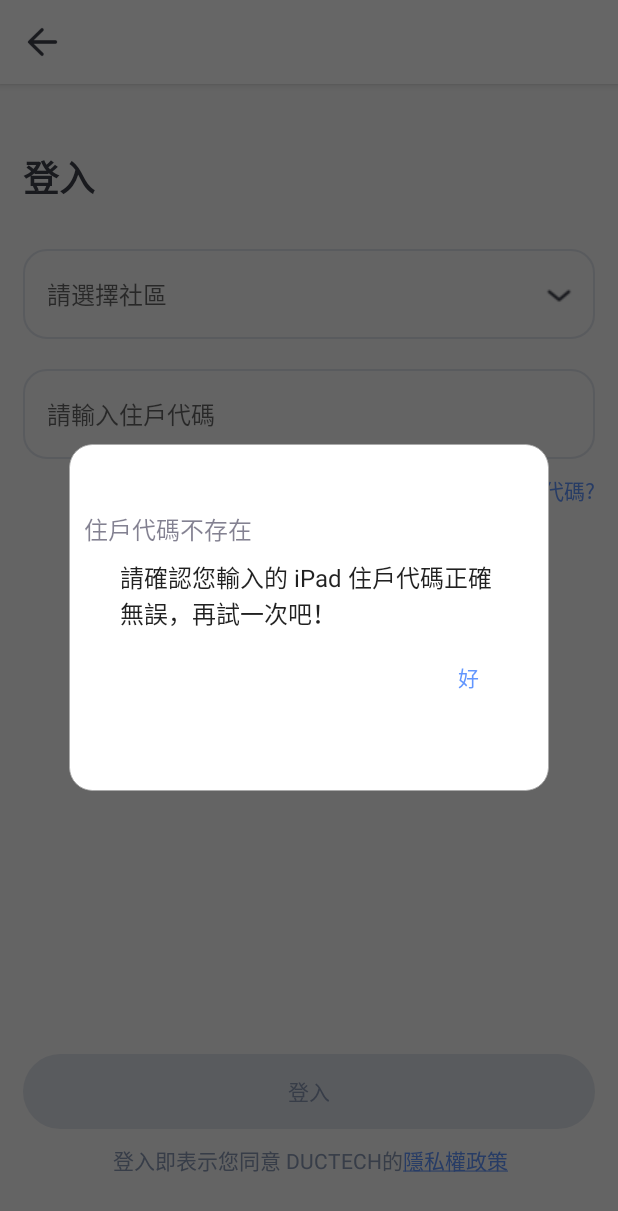
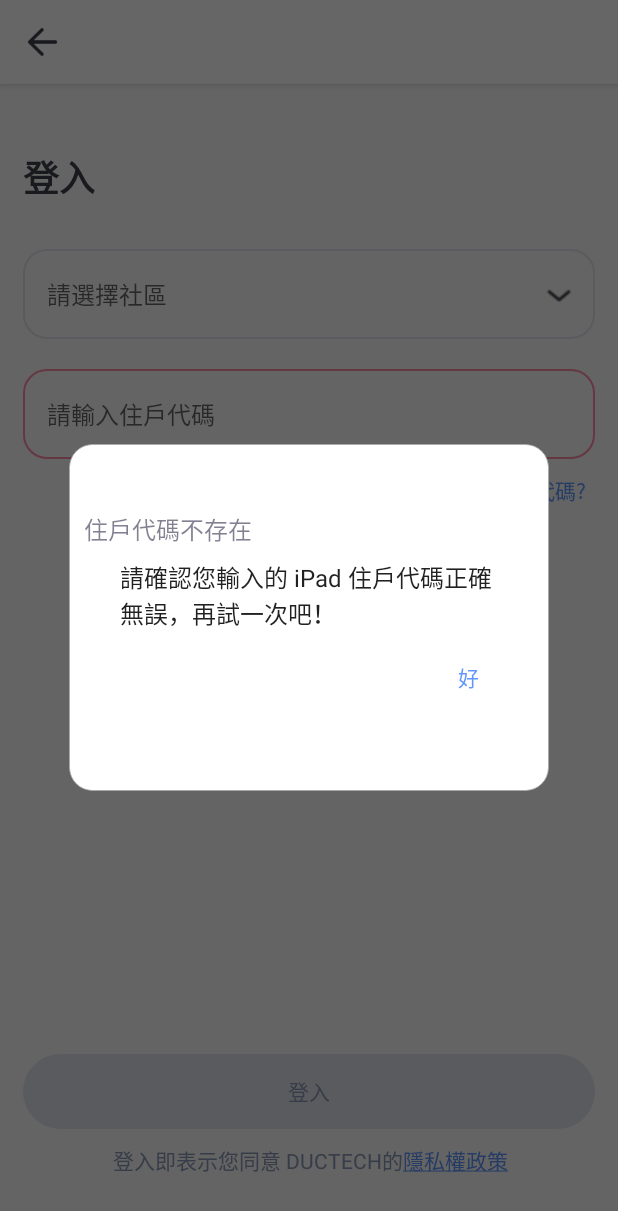
Before and after one commit to 4060E009/buildingmanagement, an Android app: the screen it shows after launch (loginActivity), after a tap on "登入", on a phone screen of 412 x 824 dp. Shown: the top 1211 px of the screen. Run offline under Robolectric (Android 15) with nearby library versions, the phone set to English and light mode, and no system bars; Roboto replaces fonts that are not available here; 1 other tap on this screen came first.

Commit message:
按鈕與輸入框的樣式成功

```diff
--- a/app/src/main/java/com/example/buildingmanagement/loginActivity.kt
+++ b/app/src/main/java/com/example/buildingmanagement/loginActivity.kt
@@ -1,16 +1,14 @@
 package com.example.buildingmanagement
 
 import android.annotation.SuppressLint
-import android.app.Activity
-import android.content.Context
 import android.content.DialogInterface
 import android.content.Intent
 import android.graphics.Color
-import android.graphics.drawable.ColorDrawable
-import android.graphics.drawable.Drawable
 import android.os.Bundle
 import android.os.Handler
 import android.provider.AlarmClock
+import android.text.Editable
+import android.text.TextWatcher
 import android.util.DisplayMetrics
 import android.util.Log
 import android.view.View
@@ -33,6 +31,7 @@ class loginActivity : AppCompatActivity() {
     var heightPixels = 0
     var widthPixels = 0
 
+
     lateinit var adapter: ArrayAdapter<String>
     lateinit var listView: ListView
     lateinit var alertDialog: AlertDialog.Builder
@@ -40,6 +39,7 @@ class loginActivity : AppCompatActivity() {
     val array = arrayListOf("社區1", "社區2", "社區3", "社區4", "社區5", "社區6", "社區7", "社區8", "社區9", "社區10",
         "社區11", "社區12", "社區13", "社區14", "社區15" )
 
+    @SuppressLint("ResourceAsColor")
     override fun onCreate(savedInstanceState: Bundle?) {
         this.supportActionBar?.hide() //隱藏title
         super.onCreate(savedInstanceState)
@@ -50,21 +50,35 @@ class loginActivity : AppCompatActivity() {
 
         getDeviceWH() // initialize get device width and height
 
-//        val listViewClickListener = ListViewClickListener()
-//        listViewClickListener.onItemClick()
-//
-//        listView.setOnItemClickListener { parent, view, position, id ->
-//            val element = adapter.getItemAtPosition(position) // The item that was clicked
-//            val intent = Intent(this, loginActivity::class.java)
-//            Log.d(TAG, "list view Listener " + element)
-//            Log.d(TAG, "list view Listener intert" + intent)
-//            startActivity(intent)
-//        }
-
     }
 
     fun loginbtn(view: View){
         setContentView(R.layout.activity_login)
+
+        landingedit.addTextChangedListener(object : TextWatcher {
+            @SuppressLint("ResourceAsColor")
+            override fun beforeTextChanged(s: CharSequence?, start: Int, count: Int, after: Int) {
+                landingbutton3.setBackgroundResource(R.drawable.enable_btn)
+                landingbutton3.setTextColor(resources.getColor(R.color.white))
+                landingedit.setBackgroundResource(R.drawable.edit_border)
+                Log.d(TAG, "beforeTextChanged: ")
+            }
+
+            @SuppressLint("ResourceAsColor")
+            override fun onTextChanged(s: CharSequence?, start: Int, before: Int, count: Int) {
+                if (landingedit.text.isEmpty()){
+                    landingbutton3.setBackgroundResource(R.drawable.shape_circle)
+                    landingbutton3.setTextColor(resources.getColor(R.color.Choosecommunity))
+                    Log.d(TAG, "onTextChanged: ")
+                }
+            }
+
+            @SuppressLint("ResourceAsColor")
+            override fun afterTextChanged(s: Editable?) {
+                Log.d(TAG, "afterTextChanged: ")
+            }
+
+        })
     }
 
     @SuppressLint("ResourceAsColor", "ResourceType")
@@ -114,7 +128,6 @@ class loginActivity : AppCompatActivity() {
 
         alertDialog.setCustomTitle(title)
 
-
         dialog = alertDialog.create()
         dialog.window?.setBackgroundDrawableResource(R.drawable.dialog)
         dialog.show()
@@ -141,7 +154,6 @@ class loginActivity : AppCompatActivity() {
         dialog = alertDialog.create()
         dialog.window?.setBackgroundDrawableResource(R.drawable.dialog)
         dialog.show()
-
         dialog.window?.setLayout((widthPixels*0.778).toInt(), (heightPixels*0.313).toInt())
         dialog.getButton(AlertDialog.BUTTON_POSITIVE).setTextColor(Color.parseColor(resources.getString(R.color.loading)))
 
@@ -158,16 +170,21 @@ class loginActivity : AppCompatActivity() {
         handler.postDelayed({setContentView(R.layout.privacypolicy1)}, 1000)
     }
 
-    fun landingbutton3(view: View) {
+    @SuppressLint("ResourceAsColor")
+    fun landingClick(view: View) {
+        val button = findViewById<Button>(R.id.landingbutton)
+
         if (landingedit.text.isNullOrEmpty()) {
+            landingedit.setBackgroundResource(R.drawable.error_border)
             userCodeErrorDialog()
         }
-        val button = findViewById<Button>(R.id.landingbutton)
-//        val intent = Intent(this, MainActivity::class.java).apply {
-//            putExtra(AlarmClock.EXTRA_MESSAGE, intent)
-//        }
+        val intent = Intent(this, MainActivity::class.java).apply {
+            putExtra(AlarmClock.EXTRA_MESSAGE, intent)
+        }
 //        startActivity(intent)
     }
+
+
 
     // get device width and height
     fun getDeviceWH() {
@@ -189,7 +206,3 @@ class loginActivity : AppCompatActivity() {
     }
 
 }
-
-private fun <T> ArrayAdapter<T>.getItemAtPosition(position: Int): Any {
-    TODO("Not yet implemented")
-}
--- /dev/null
+++ b/app/src/main/res/drawable/enable_btn.xml
@@ -0,0 +1,16 @@
+<?xml version="1.0" encoding="utf-8"?>
+<shape xmlns:android="http://schemas.android.com/apk/res/android">
+    <solid android:color="@color/loading" />
+
+    <corners android:radius="360dip" />
+
+
+
+    <padding
+        android:right="10dp"
+        android:left="10dp"
+        android:top="10dp"
+        android:bottom="10dp" />
+
+
+</shape>
--- /dev/null
+++ b/app/src/main/res/drawable/error_border.xml
@@ -0,0 +1,6 @@
+<?xml version="1.0" encoding="utf-8"?>
+<shape xmlns:android="http://schemas.android.com/apk/res/android">
+    <corners android:radius="15dip" />
+    <solid android:color="#00000000" />
+    <stroke android:width="1dp" android:color="@color/errorborder" />
+</shape>
--- a/app/src/main/res/layout/activity_login.xml
+++ b/app/src/main/res/layout/activity_login.xml
@@ -126,19 +126,20 @@
         <TextView
             android:onClick="forgot"
             android:id="@+id/textview3"
-            android:layout_width="match_parent"
+            android:layout_width="wrap_content"
             android:layout_height="wrap_content"
             android:text="@string/logintext"
             android:textSize="14dp"
             android:textColor="@color/loading"
             android:layout_below="@id/landingedit"
             android:gravity="right|center_vertical"
+            android:layout_marginLeft="300dp"
             android:layout_marginRight="15dp"
             android:layout_marginTop="10dp"/>
 
 
         <Button
-            android:onClick="landingbutton3"
+            android:onClick="landingClick"
             android:id="@+id/landingbutton3"
             android:layout_width="match_parent"
             android:layout_height="50dp"
--- a/app/src/main/res/values/colors.xml
+++ b/app/src/main/res/values/colors.xml
@@ -11,4 +11,5 @@
     <color name="Choosecommunity">#8A98B4</color>
     <color name="buttonbackground">#E0E4EC</color>
     <color name="forgotresidentcode">#3F414B</color>
+    <color name="errorborder">#FE8AA8</color>
 </resources>
```
